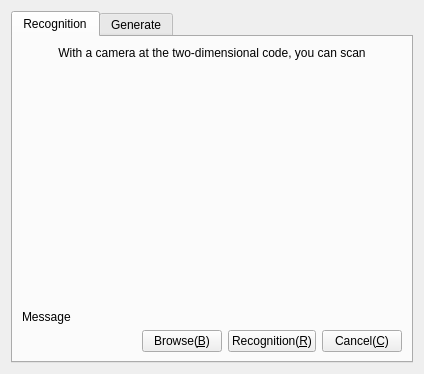
Before: the Qt Designer form Plugin/QRCode/FrmScanQRcode.ui in KangLin/RabbitIm, drawn with Qt 5.
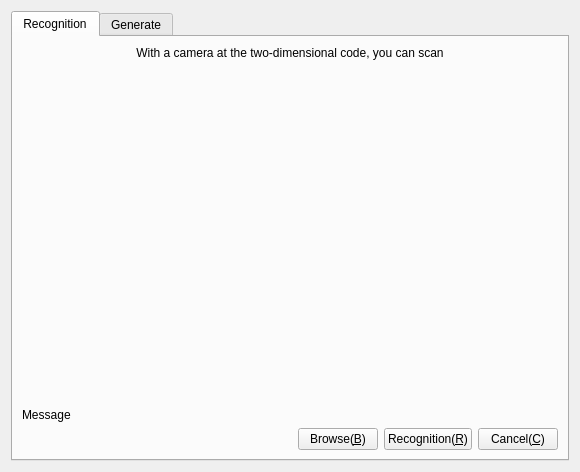
After: the same form once the commit is applied. Icons and pictures are not drawn.

Diff of the .ui file:
```diff
--- a/Plugin/QRCode/FrmScanQRcode.ui
+++ b/Plugin/QRCode/FrmScanQRcode.ui
@@ -6,8 +6,8 @@
    <rect>
     <x>0</x>
     <y>0</y>
-    <width>424</width>
-    <height>374</height>
+    <width>580</width>
+    <height>472</height>
    </rect>
   </property>
   <property name="windowTitle">
```
Left out of the diff: 1 changed line with no effect on the pictures.
